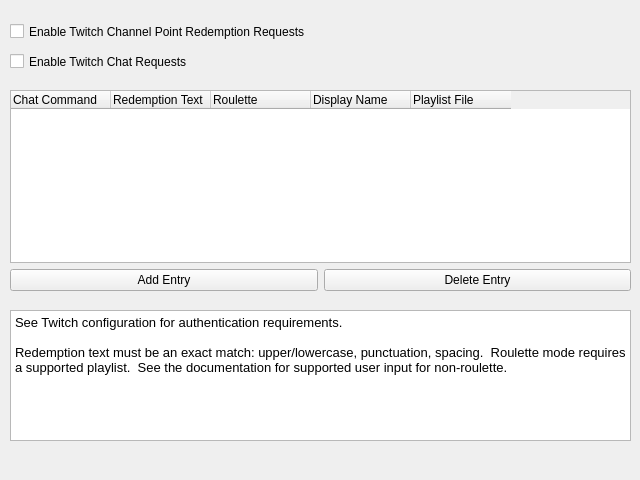
Above: nowplaying/resources/requests_ui.ui from e1miran/Now-Playing-Serato before the change. Below: the same form after it.
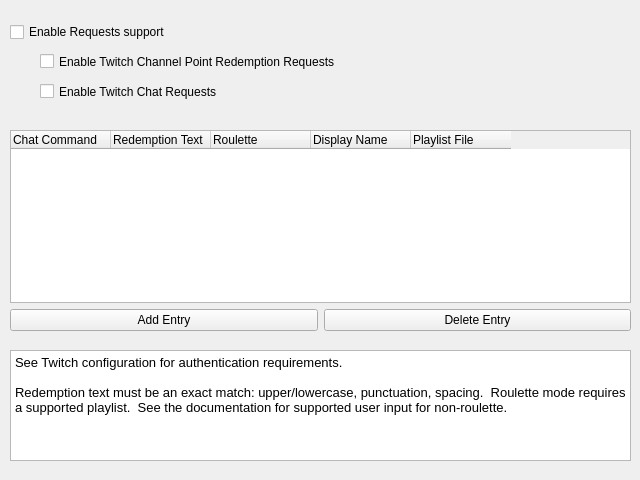
That is the form after the change.

Commit message: Enable requests to come from twitch chat: (#567)

Diff of the .ui file:
```diff
--- a/nowplaying/resources/requests_ui.ui
+++ b/nowplaying/resources/requests_ui.ui
@@ -16,11 +16,11 @@
   <property name="displayName" stdset="0">
    <string>Requests</string>
   </property>
-  <widget class="QCheckBox" name="enable_checkbox">
+  <widget class="QCheckBox" name="enable_redemptions_checkbox">
    <property name="geometry">
     <rect>
-     <x>10</x>
-     <y>20</y>
+     <x>40</x>
+     <y>50</y>
      <width>321</width>
      <height>23</height>
     </rect>
@@ -33,7 +33,7 @@
    <property name="geometry">
     <rect>
      <x>10</x>
-     <y>90</y>
+     <y>130</y>
      <width>621</width>
      <height>201</height>
     </rect>
@@ -112,8 +112,8 @@
   <widget class="QCheckBox" name="enable_checkbox_2">
    <property name="geometry">
     <rect>
-     <x>10</x>
-     <y>50</y>
+     <x>40</x>
+     <y>80</y>
      <width>321</width>
      <height>23</height>
     </rect>
@@ -126,9 +126,9 @@
    <property name="geometry">
     <rect>
      <x>10</x>
-     <y>310</y>
+     <y>350</y>
      <width>621</width>
-     <height>131</height>
+     <height>111</height>
     </rect>
    </property>
    <property name="html">
@@ -144,6 +144,19 @@
 &lt;p style=&quot; margin-top:0px; margin-bottom:0px; margin-left:0px; margin-right:0px; -qt-block-indent:0; text-indent:0px;&quot;&gt;Redemption text must be an exact match: upper/lowercase, punctuation, spacing.  Roulette mode requires a supported playlist.  See the documentation for supported user input for non-roulette.&lt;/p&gt;&lt;/body&gt;&lt;/html&gt;</string>
    </property>
   </widget>
+  <widget class="QCheckBox" name="enable_checkbox">
+   <property name="geometry">
+    <rect>
+     <x>10</x>
+     <y>20</y>
+     <width>181</width>
+     <height>24</height>
+    </rect>
+   </property>
+   <property name="text">
+    <string>Enable Requests support</string>
+   </property>
+  </widget>
  </widget>
  <resources/>
  <connections/>
```
Left out of the diff: 39 changed lines with no effect on the pictures. The commit also changes 13 other files.
